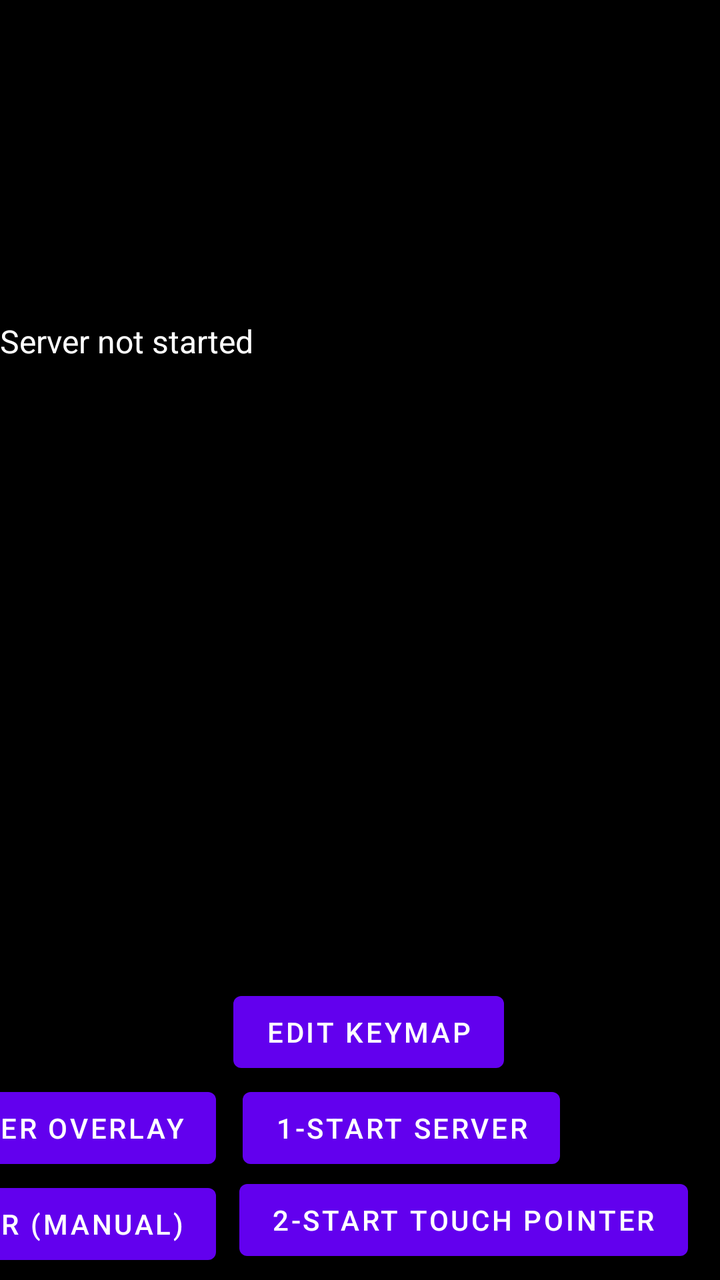
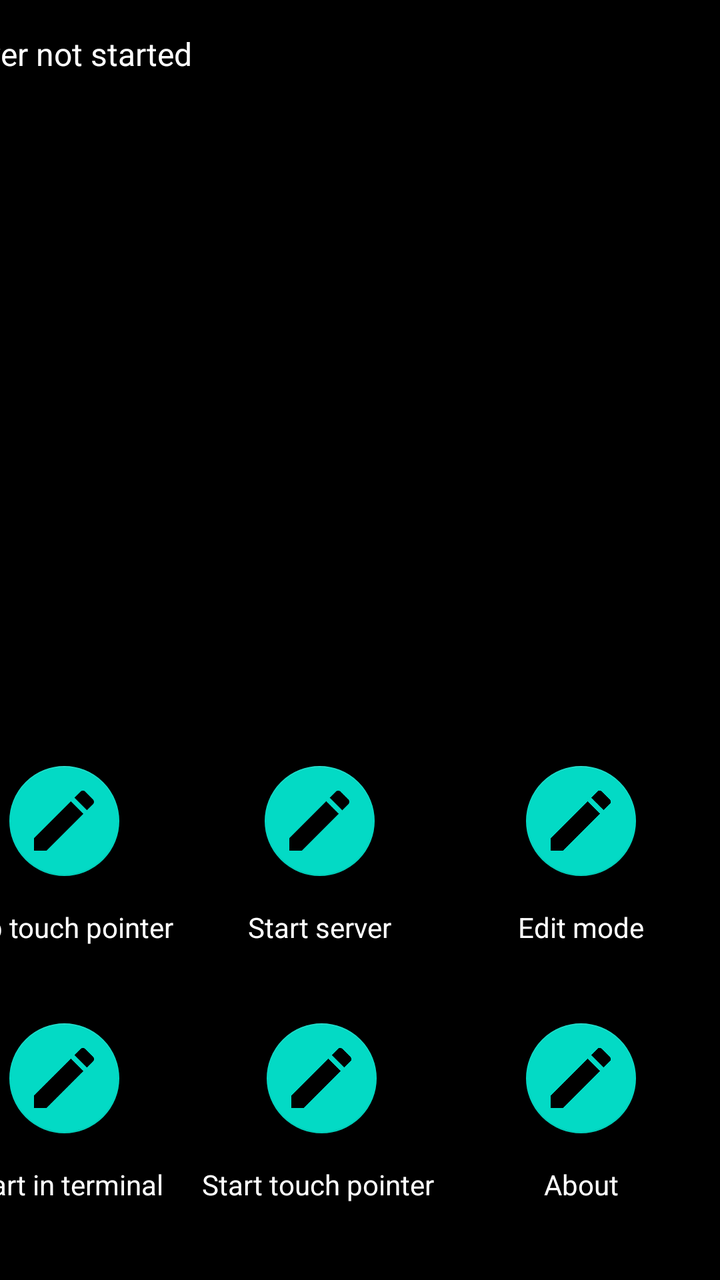

Before-and-after screenshots of an Android layout around one commit, followed by the original layout XML and the change that was made.
<!-- AndroidManifest.xml: application theme Theme.XtMapper -->
<!-- res/layout/activity_main.xml -->
<?xml version="1.0" encoding="utf-8"?>
<androidx.constraintlayout.widget.ConstraintLayout xmlns:android="http://schemas.android.com/apk/res/android"
    xmlns:app="http://schemas.android.com/apk/res-auto"
    xmlns:tools="http://schemas.android.com/tools"
    android:id="@+id/activity_mouse_jnicallback"
    android:layout_width="match_parent"
    android:layout_height="match_parent"
    android:background="@android:color/background_dark"
    tools:context=".MainActivity">
    

    <TextView
        android:id="@+id/mouseView"
        android:layout_width="614dp"
        android:layout_height="255dp"
        android:isScrollContainer="true"
        android:scrollHorizontally="true"
        android:text="@string/run_script_info"
        android:textAppearance="@android:style/TextAppearance.Material.Large"
        android:textColor="@color/white"
        android:textSize="16sp"
        app:layout_constraintBottom_toBottomOf="@+id/activity_mouse_jnicallback"
        app:layout_constraintHorizontal_bias="0.0"
        app:layout_constraintLeft_toLeftOf="@+id/activity_mouse_jnicallback"
        app:layout_constraintRight_toRightOf="@+id/activity_mouse_jnicallback"
        app:layout_constraintTop_toTopOf="@+id/activity_mouse_jnicallback"
        app:layout_constraintVertical_bias="0.415"
        tools:layout_constraintBottom_creator="0"
        tools:layout_constraintLeft_creator="0"
        tools:layout_constraintRight_creator="0"
        tools:layout_constraintTop_creator="0" />

    <Button
        android:id="@+id/start_editor"
        android:layout_width="wrap_content"
        android:layout_height="wrap_content"
        android:layout_marginEnd="108dp"
        android:layout_marginBottom="100dp"
        android:text="@string/edit_keymap"
        app:layout_constraintBottom_toBottomOf="parent"
        app:layout_constraintEnd_toEndOf="parent" />

    <Button
        android:id="@+id/stop_pointer"
        android:layout_width="wrap_content"
        android:layout_height="wrap_content"
        android:layout_marginEnd="252dp"
        android:layout_marginBottom="52dp"
        android:text="@string/stop_pointer_overlay"
        app:layout_constraintBottom_toBottomOf="parent"
        app:layout_constraintEnd_toEndOf="parent" />

    <Button
        android:id="@+id/startServer"
        android:layout_width="wrap_content"
        android:layout_height="wrap_content"
        android:layout_marginEnd="80dp"
        android:layout_marginBottom="52dp"
        android:text="@string/start_server"
        app:layout_constraintBottom_toBottomOf="parent"
        app:layout_constraintEnd_toEndOf="parent" />

    <Button
        android:id="@+id/startServerM"
        android:layout_width="wrap_content"
        android:layout_height="wrap_content"
        android:layout_marginEnd="252dp"
        android:layout_marginBottom="4dp"
        android:text="@string/start_server_manual"
        app:layout_constraintBottom_toBottomOf="parent"
        app:layout_constraintEnd_toEndOf="parent" />

    <Button
        android:id="@+id/startPointer"
        android:layout_width="wrap_content"
        android:layout_height="wrap_content"
        android:layout_marginEnd="16dp"
        android:layout_marginBottom="6dp"
        android:text="@string/start_touch_pointer"
        app:layout_constraintBottom_toBottomOf="parent"
        app:layout_constraintEnd_toEndOf="parent" />

</androidx.constraintlayout.widget.ConstraintLayout>
<!-- resources referenced by this layout -->
<resources>
  <color name="white">#FFFFFFFF</color>
  <string name="edit_keymap">Edit Keymap</string>
  <string name="run_script_info">Server not started</string>
  <string name="start_server">1-Start server</string>
  <string name="start_server_manual">Start server (manual)</string>
  <string name="start_touch_pointer">2-Start touch pointer</string>
  <string name="stop_pointer_overlay">Stop Pointer overlay</string>
  <style name="Theme.XtMapper" parent="Theme.MaterialComponents.DayNight.DarkActionBar">
          
          <item name="colorPrimary">@color/purple_500</item>
          <item name="colorPrimaryVariant">@color/purple_700</item>
          <item name="colorOnPrimary">@color/white</item>
          
          <item name="colorSecondary">@color/teal_200</item>
          <item name="colorSecondaryVariant">@color/teal_700</item>
          <item name="colorOnSecondary">@color/black</item>
          
          <item name="android:statusBarColor" tools:targetApi="l">?attr/colorPrimaryVariant</item>
          
      </style>
  <color name="purple_500">#FF6200EE</color>
  <color name="purple_700">#FF3700B3</color>
  <color name="teal_200">#FF03DAC5</color>
  <color name="teal_700">#FF018786</color>
  <color name="black">#FF000000</color>
</resources>

<!-- the commit's change to res/layout/activity_main.xml (unified diff, before → after) -->
@@ -6,78 +6,246 @@
     android:layout_width="match_parent"
     android:layout_height="match_parent"
     android:background="@android:color/background_dark"
-    tools:context=".MainActivity">
-    
+    tools:context=".MainActivity"
+    tools:ignore="ContentDescription,SpUsage" >
 
     <TextView
         android:id="@+id/mouseView"
-        android:layout_width="614dp"
-        android:layout_height="255dp"
+        android:layout_width="391dp"
+        android:layout_height="132dp"
+        android:layout_marginTop="16dp"
         android:isScrollContainer="true"
         android:scrollHorizontally="true"
         android:text="@string/run_script_info"
         android:textAppearance="@android:style/TextAppearance.Material.Large"
         android:textColor="@color/white"
         android:textSize="16sp"
-        app:layout_constraintBottom_toBottomOf="@+id/activity_mouse_jnicallback"
-        app:layout_constraintHorizontal_bias="0.0"
+        app:layout_constraintHorizontal_bias="1.0"
         app:layout_constraintLeft_toLeftOf="@+id/activity_mouse_jnicallback"
         app:layout_constraintRight_toRightOf="@+id/activity_mouse_jnicallback"
-        app:layout_constraintTop_toTopOf="@+id/activity_mouse_jnicallback"
-        app:layout_constraintVertical_bias="0.415"
-        tools:layout_constraintBottom_creator="0"
-        tools:layout_constraintLeft_creator="0"
-        tools:layout_constraintRight_creator="0"
-        tools:layout_constraintTop_creator="0" />
-
-    <Button
-        android:id="@+id/start_editor"
-        android:layout_width="wrap_content"
-        android:layout_height="wrap_content"
-        android:layout_marginEnd="108dp"
-        android:layout_marginBottom="100dp"
-        android:text="@string/edit_keymap"
+        app:layout_constraintTop_toTopOf="@+id/activity_mouse_jnicallback" />
+
+    <androidx.constraintlayout.widget.ConstraintLayout
+        android:id="@+id/constrained"
+        android:layout_width="388dp"
+        android:layout_height="257dp"
         app:layout_constraintBottom_toBottomOf="parent"
-        app:layout_constraintEnd_toEndOf="parent" />
-
-    <Button
-        android:id="@+id/stop_pointer"
-        android:layout_width="wrap_content"
-        android:layout_height="wrap_content"
-        android:layout_marginEnd="252dp"
-        android:layout_marginBottom="52dp"
-        android:text="@string/stop_pointer_overlay"
-        app:layout_constraintBottom_toBottomOf="parent"
-        app:layout_constraintEnd_toEndOf="parent" />
-
-    <Button
-        android:id="@+id/startServer"
-        android:layout_width="wrap_content"
-        android:layout_height="wrap_content"
-        android:layout_marginEnd="80dp"
-        android:layout_marginBottom="52dp"
-        android:text="@string/start_server"
-        app:layout_constraintBottom_toBottomOf="parent"
-        app:layout_constraintEnd_toEndOf="parent" />
-
-    <Button
-        android:id="@+id/startServerM"
-        android:layout_width="wrap_content"
-        android:layout_height="wrap_content"
-        android:layout_marginEnd="252dp"
-        android:layout_marginBottom="4dp"
-        android:text="@string/start_server_manual"
-        app:layout_constraintBottom_toBottomOf="parent"
-        app:layout_constraintEnd_toEndOf="parent" />
-
-    <Button
-        android:id="@+id/startPointer"
-        android:layout_width="wrap_content"
-        android:layout_height="wrap_content"
-        android:layout_marginEnd="16dp"
-        android:layout_marginBottom="6dp"
-        android:text="@string/start_touch_pointer"
-        app:layout_constraintBottom_toBottomOf="parent"
-        app:layout_constraintEnd_toEndOf="parent" />
+        app:layout_constraintEnd_toEndOf="parent">
+
+        <androidx.constraintlayout.widget.Barrier
+            android:id="@+id/barrierVertical"
+            android:layout_width="0dp"
+            android:layout_height="0dp"
+            android:orientation="vertical"
+            app:barrierDirection="right"
+            app:constraint_referenced_ids="L1, L2"
+            tools:layout_editor_absoluteX="125dp" />
+
+        <androidx.constraintlayout.widget.Barrier
+            android:id="@+id/barrierVertical2"
+            android:layout_width="0dp"
+            android:layout_height="0dp"
+            android:orientation="vertical"
+            app:barrierDirection="right"
+            app:constraint_referenced_ids="R2, L2"
+            tools:layout_editor_absoluteX="125dp" />
+
+        <FrameLayout
+            android:id="@+id/L1"
+            android:layout_width="120dp"
+            android:layout_height="90dp"
+            android:layout_gravity="bottom|end"
+            android:layout_marginEnd="10dp"
+            android:layout_marginBottom="128dp"
+            app:layout_constraintLeft_toLeftOf="parent">
+
+            <com.google.android.material.floatingactionbutton.FloatingActionButton
+                android:id="@+id/stop_pointer"
+                android:layout_width="wrap_content"
+                android:layout_height="wrap_content"
+                android:layout_gravity="top|center"
+                android:scaleType="centerInside"
+                android:src="@drawable/ic_create_white_24dp"
+                app:fabCustomSize="55dp"
+                app:maxImageSize="40dp"
+                tools:ignore="ContentDescription" />
+
+            <TextView
+                android:layout_width="match_parent"
+                android:layout_height="wrap_content"
+                android:layout_gravity="bottom|center"
+                android:elevation="16dp"
+                android:text="@string/stop_pointer_overlay"
+                android:textAppearance="?android:attr/textAppearanceMedium"
+                android:textColor="@android:color/white"
+                android:textSize="14dp" />
+        </FrameLayout>
+
+
+        <FrameLayout
+            android:id="@+id/R1"
+            android:layout_width="120dp"
+            android:layout_height="90dp"
+            android:layout_gravity="bottom|end"
+            app:layout_constraintHorizontal_bias="0.051"
+            app:layout_constraintLeft_toRightOf="@+id/barrierVertical"
+            app:layout_constraintRight_toRightOf="parent"
+            app:layout_constraintTop_toTopOf="parent">
+
+            <com.google.android.material.floatingactionbutton.FloatingActionButton
+                android:id="@+id/startServer"
+                android:layout_width="wrap_content"
+                android:layout_height="wrap_content"
+                android:layout_gravity="top|center"
+                android:scaleType="centerInside"
+                android:src="@drawable/ic_create_white_24dp"
+                app:fabCustomSize="55dp"
+                app:maxImageSize="40dp" />
+
+            <TextView
+                android:layout_width="wrap_content"
+                android:layout_height="wrap_content"
+                android:layout_gravity="bottom|center"
+                android:elevation="16dp"
+                android:text="@string/start_server"
+                android:textAppearance="?android:attr/textAppearanceMedium"
+                android:textColor="@android:color/white"
+                android:textSize="14dp" />
+        </FrameLayout>
+
+        <androidx.constraintlayout.widget.Barrier
+            android:id="@+id/barrier1"
+            android:layout_width="0dp"
+            android:layout_height="0dp"
+            android:orientation="horizontal"
+            app:barrierDirection="bottom"
+            app:constraint_referenced_ids="L1, R1"
+            tools:layout_editor_absoluteY="44dp" />
+
+
+        <FrameLayout
+            android:id="@+id/L2"
+            android:layout_width="120dp"
+            android:layout_height="90dp"
+            android:layout_gravity="bottom|end"
+            app:layout_constraintBottom_toBottomOf="parent"
+            app:layout_constraintLeft_toLeftOf="parent"
+            app:layout_constraintTop_toBottomOf="@id/barrier1">
+
+            <com.google.android.material.floatingactionbutton.FloatingActionButton
+                android:id="@+id/startServerM"
+                android:layout_width="wrap_content"
+                android:layout_height="wrap_content"
+                android:layout_gravity="top|center"
+                android:scaleType="centerInside"
+                android:src="@drawable/ic_create_white_24dp"
+                app:fabCustomSize="55dp"
+                app:maxImageSize="40dp" />
+
+            <TextView
+                android:layout_width="wrap_content"
+                android:layout_height="wrap_content"
+                android:layout_gravity="bottom|center"
+                android:elevation="16dp"
+                android:text="@string/start_server_manual"
+                android:textAppearance="?android:attr/textAppearanceMedium"
+                android:textColor="@android:color/white"
+                android:textSize="14dp"
+                tools:ignore="SpUsage" />
+        </FrameLayout>
+
+        <FrameLayout
+            android:id="@+id/R2"
+            android:layout_width="120dp"
+            android:layout_height="90dp"
+            android:layout_gravity="bottom|end"
+            app:layout_constraintBottom_toBottomOf="parent"
+            app:layout_constraintHorizontal_bias="0.058"
+            app:layout_constraintLeft_toRightOf="@+id/barrierVertical"
+            app:layout_constraintRight_toRightOf="parent"
+            app:layout_constraintTop_toBottomOf="@id/barrier1">
+
+            <com.google.android.material.floatingactionbutton.FloatingActionButton
+                android:id="@+id/startPointer"
+                android:layout_width="wrap_content"
+                android:layout_height="wrap_content"
+                android:layout_gravity="top|center"
+                android:scaleType="centerInside"
+                android:src="@drawable/ic_create_white_24dp"
+                app:fabCustomSize="55dp"
+                app:maxImageSize="40dp" />
+
+            <TextView
+                android:layout_width="140dp"
+                android:layout_height="wrap_content"
+                android:layout_gravity="bottom"
+                android:elevation="16dp"
+                android:text="@string/start_touch_pointer"
+                android:textAppearance="?android:attr/textAppearanceMedium"
+                android:textColor="@android:color/white"
+                android:textSize="14dp" />
+        </FrameLayout>
+
+        <FrameLayout
+            android:id="@+id/R3"
+            android:layout_width="120dp"
+            android:layout_height="90dp"
+            android:layout_gravity="bottom|end"
+            app:layout_constraintBottom_toBottomOf="parent"
+            app:layout_constraintLeft_toRightOf="@+id/barrierVertical2"
+            app:layout_constraintRight_toRightOf="parent"
+            app:layout_constraintTop_toBottomOf="@id/barrier1">
+
+            <com.google.android.material.floatingactionbutton.FloatingActionButton
+                android:layout_width="wrap_content"
+                android:layout_height="wrap_content"
+                android:layout_gravity="top|center"
+                android:scaleType="centerInside"
+                android:src="@drawable/ic_create_white_24dp"
+                app:fabCustomSize="55dp"
+                app:maxImageSize="40dp" />
+
+            <TextView
+                android:layout_width="wrap_content"
+                android:layout_height="wrap_content"
+                android:layout_gravity="bottom|center"
+                android:elevation="16dp"
+                android:text="@string/about_info"
+                android:textAppearance="?android:attr/textAppearanceMedium"
+                android:textColor="@android:color/white"
+                android:textSize="14dp" />
+        </FrameLayout>
+
+        <FrameLayout
+            android:id="@+id/L3"
+            android:layout_width="120dp"
+            android:layout_height="90dp"
+            android:layout_gravity="bottom|end"
+            app:layout_constraintLeft_toRightOf="@+id/barrierVertical2"
+            app:layout_constraintRight_toRightOf="parent"
+            app:layout_constraintTop_toTopOf="parent">
+
+            <com.google.android.material.floatingactionbutton.FloatingActionButton
+                android:id="@+id/start_editor"
+                android:layout_width="wrap_content"
+                android:layout_height="wrap_content"
+                android:layout_gravity="top|center"
+                android:scaleType="centerInside"
+                android:src="@drawable/ic_create_white_24dp"
+                app:fabCustomSize="55dp"
+                app:maxImageSize="40dp" />
+
+            <TextView
+                android:layout_width="wrap_content"
+                android:layout_height="wrap_content"
+                android:layout_gravity="bottom|center"
+                android:elevation="16dp"
+                android:text="@string/edit_keymap"
+                android:textAppearance="?android:attr/textAppearanceMedium"
+                android:textColor="@android:color/white"
+                android:textSize="14dp" />
+        </FrameLayout>
+
+    </androidx.constraintlayout.widget.ConstraintLayout>
 
 </androidx.constraintlayout.widget.ConstraintLayout>
<!-- resource entries referenced after the edit -->
@@ -1,12 +1,22 @@
 <!-- resources referenced by this layout -->
 <resources>
   <color name="white">#FFFFFFFF</color>
-  <string name="edit_keymap">Edit Keymap</string>
+  <!-- drawable ic_create_white_24dp (drawable) -->
+  <vector
+      android:tint="#FFFFFF"
+      android:viewportHeight="24.0" android:viewportWidth="24.0"
+      android:width="24dp" android:height="24dp"
+      xmlns:android="http://schemas.android.com/apk/res/android">
+      <path android:fillColor="#FFFFFFFF"
+          android:pathData="M3,17.25V21h3.75L17.81,9.94l-3.75,-3.75L3,17.25zM20.71,7.04c0.39,-0.39 0.39,-1.02 0,-1.41l-2.34,-2.34c-0.39,-0.39 -1.02,-0.39 -1.41,0l-1.83,1.83 3.75,3.75 1.83,-1.83z"/>
+  </vector>
+  <string name="about_info">About</string>
+  <string name="edit_keymap">Edit mode</string>
   <string name="run_script_info">Server not started</string>
-  <string name="start_server">1-Start server</string>
-  <string name="start_server_manual">Start server (manual)</string>
-  <string name="start_touch_pointer">2-Start touch pointer</string>
-  <string name="stop_pointer_overlay">Stop Pointer overlay</string>
+  <string name="start_server">Start server</string>
+  <string name="start_server_manual">Start in terminal</string>
+  <string name="start_touch_pointer">Start touch pointer</string>
+  <string name="stop_pointer_overlay">Stop touch pointer</string>
   <style name="Theme.XtMapper" parent="Theme.MaterialComponents.DayNight.DarkActionBar">
           
           <item name="colorPrimary">@color/purple_500</item>
